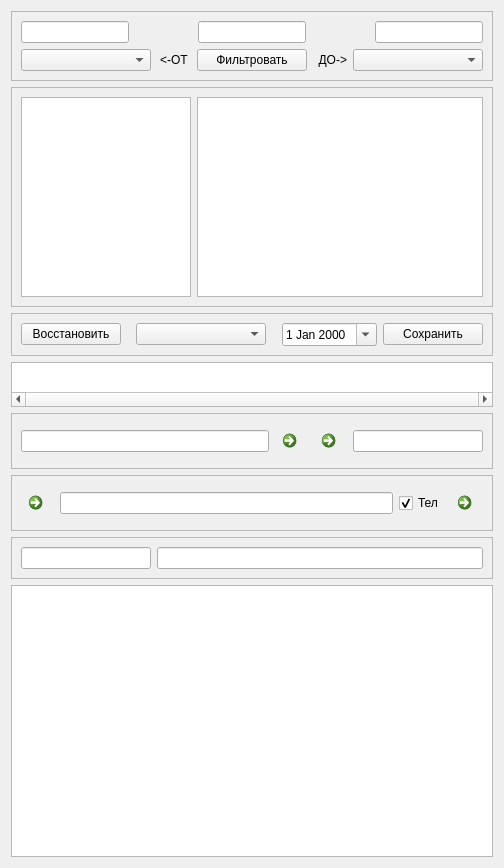
The window that crmand_win.ui (dekarh3/crmand) describes before a commit, drawn with Qt 5.
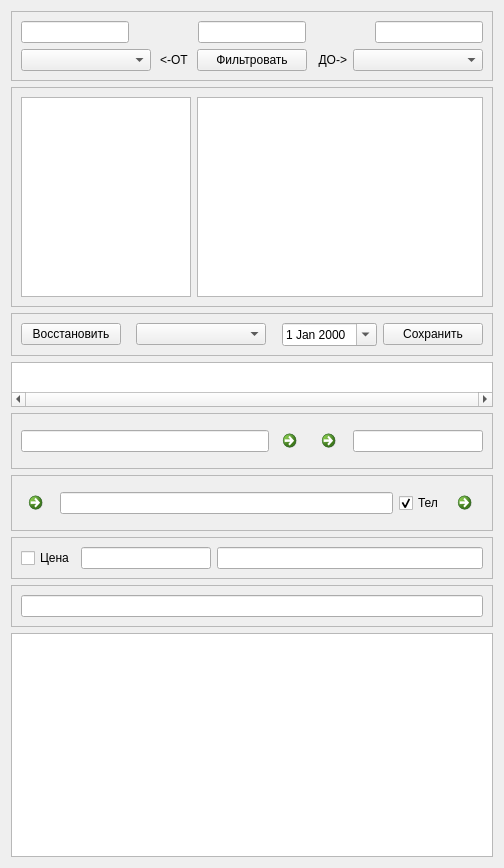
The same window after the commit. Icons and pictures are not drawn.

Commit message: Добавил обработку поля cost. Не сделал сортировку.

What changed in the file:
```diff
--- a/crmand_win.ui
+++ b/crmand_win.ui
@@ -459,7 +459,14 @@
      </property>
      <layout class="QHBoxLayout" name="horizontalLayout">
       <item>
-       <widget class="QLineEdit" name="leTown">
+       <widget class="QCheckBox" name="chbCost">
+        <property name="text">
+         <string>Цена</string>
+        </property>
+       </widget>
+      </item>
+      <item>
+       <widget class="QLineEdit" name="leCost">
         <property name="maximumSize">
          <size>
           <width>130</width>
@@ -474,6 +481,21 @@
      </layout>
     </widget>
    </item>
+   <item>
+    <widget class="QFrame" name="frame_7">
+     <property name="frameShape">
+      <enum>QFrame::StyledPanel</enum>
+     </property>
+     <property name="frameShadow">
+      <enum>QFrame::Raised</enum>
+     </property>
+     <layout class="QHBoxLayout" name="horizontalLayout_8">
+      <item>
+       <widget class="QLineEdit" name="leTown"/>
+      </item>
+     </layout>
+    </widget>
+   </item>
    <item>
     <widget class="QTextEdit" name="teNote"/>
    </item>
```
The commit also changes 2 other files.
